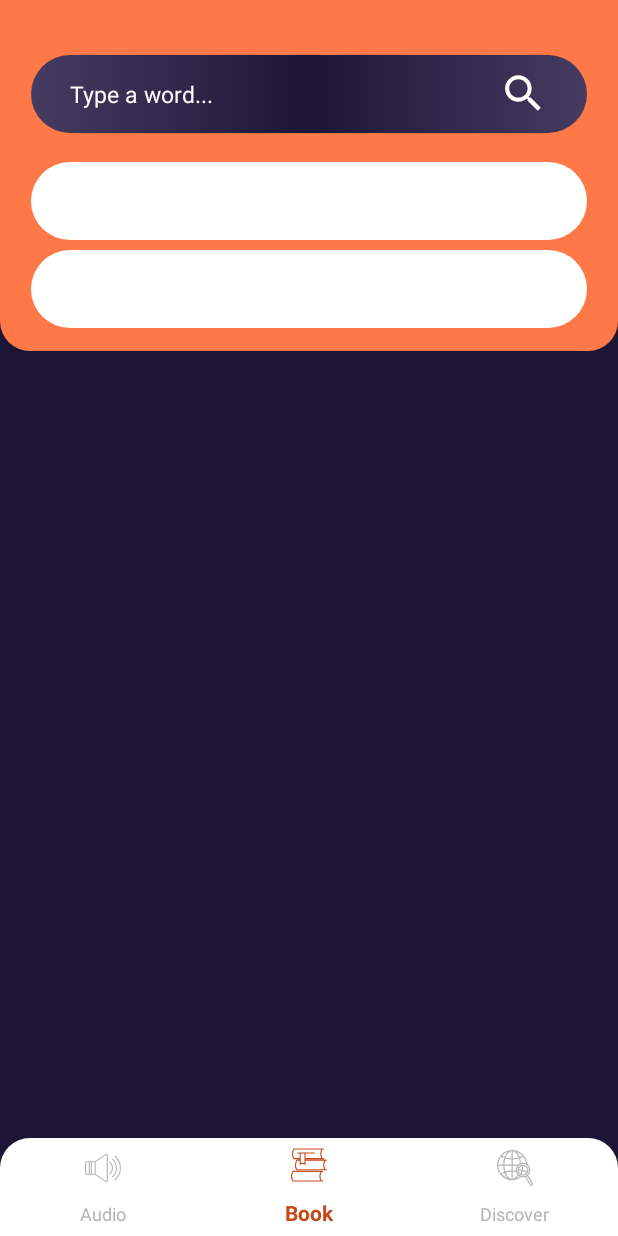
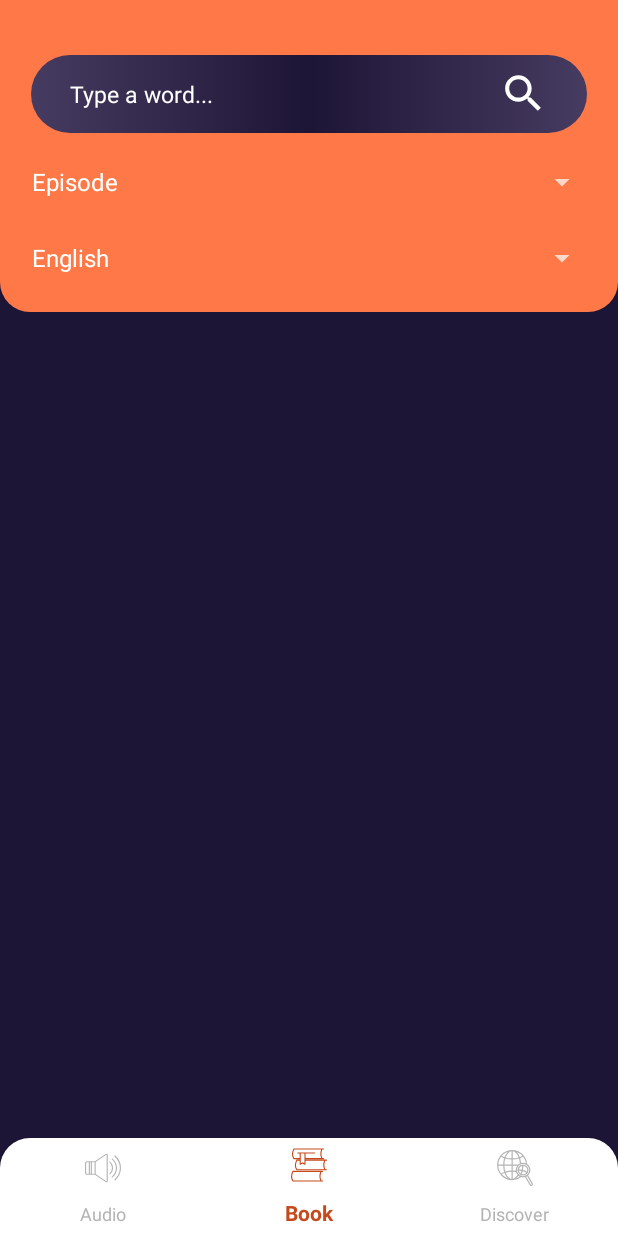
Before and after one commit to alirezamontazer/Library, an Android app: the AudioSearchFragment screen opened through its navigation route, on a phone screen of 412 x 824 dp. Run offline under Robolectric (Android 15) with nearby library versions, the phone set to English and light mode, and no system bars; our stand-ins replace Dagger/Hilt's generated code, data binding, navigation-ui, sdp/ssp sizes; libraries missing offline, so code that uses them is left out: com.rhexgomez.typer, com.xwray.groupie; 1 statement that could not run was skipped.

Commit message:
discover layout bug fixed

```diff
--- a/app/src/main/res/layout/audio_search_fragment.xml
+++ b/app/src/main/res/layout/audio_search_fragment.xml
@@ -25,7 +25,7 @@
             <ImageView
                 android:id="@+id/imageView"
                 android:layout_width="match_parent"
-                android:layout_height="@dimen/_180sdp"
+                android:layout_height="@dimen/_160sdp"
                 android:background="@drawable/navigation_border"
                 android:backgroundTint="@color/secondaryColor"
                 app:layout_constraintEnd_toEndOf="parent"
@@ -71,38 +71,25 @@
 
             </RelativeLayout>
 
-            <RelativeLayout
-                android:id="@+id/searchContainer_type"
-                style="@style/spinner_container"
-                android:layout_marginTop="@dimen/_15sdp"
-                app:layout_constraintEnd_toEndOf="parent"
-                app:layout_constraintStart_toStartOf="parent"
-                app:layout_constraintTop_toBottomOf="@id/searchContainer_word">
-
             <Spinner
                 android:id="@+id/spinner_type"
                 style="@style/spinner_style"
+                android:layout_marginTop="10dp"
                 android:entries="@array/type_array"
-                    android:onItemSelected="@{(parent, view, selection, id) -> viewModel.setTypeSelected(selection)}" />
-
-            </RelativeLayout>
-
-            <RelativeLayout
-                android:id="@+id/searchContainer_language"
-                style="@style/spinner_container"
-                android:layout_marginTop="@dimen/_5sdp"
+                android:onItemSelected="@{(parent, view, selection, id) -> viewModel.setTypeSelected(selection)}"
                 app:layout_constraintEnd_toEndOf="parent"
                 app:layout_constraintStart_toStartOf="parent"
-                app:layout_constraintTop_toBottomOf="@id/searchContainer_type">
+                app:layout_constraintTop_toBottomOf="@id/searchContainer_word" />
 
             <Spinner
                 android:id="@+id/spinner_language"
                 style="@style/spinner_style"
+                android:layout_marginTop="5dp"
                 android:entries="@array/language_array"
-                    android:onItemSelected="@{(parent, view, selection, id) -> viewModel.setLanguageSelected(selection)}" />
-
-
-            </RelativeLayout>
+                android:onItemSelected="@{(parent, view, selection, id) -> viewModel.setLanguageSelected(selection)}"
+                app:layout_constraintEnd_toEndOf="parent"
+                app:layout_constraintStart_toStartOf="parent"
+                app:layout_constraintTop_toBottomOf="@id/spinner_type" />
 
             <androidx.recyclerview.widget.RecyclerView
                 android:id="@+id/rc_audio"
```
Lines whose indentation alone changed are shown as unchanged.
